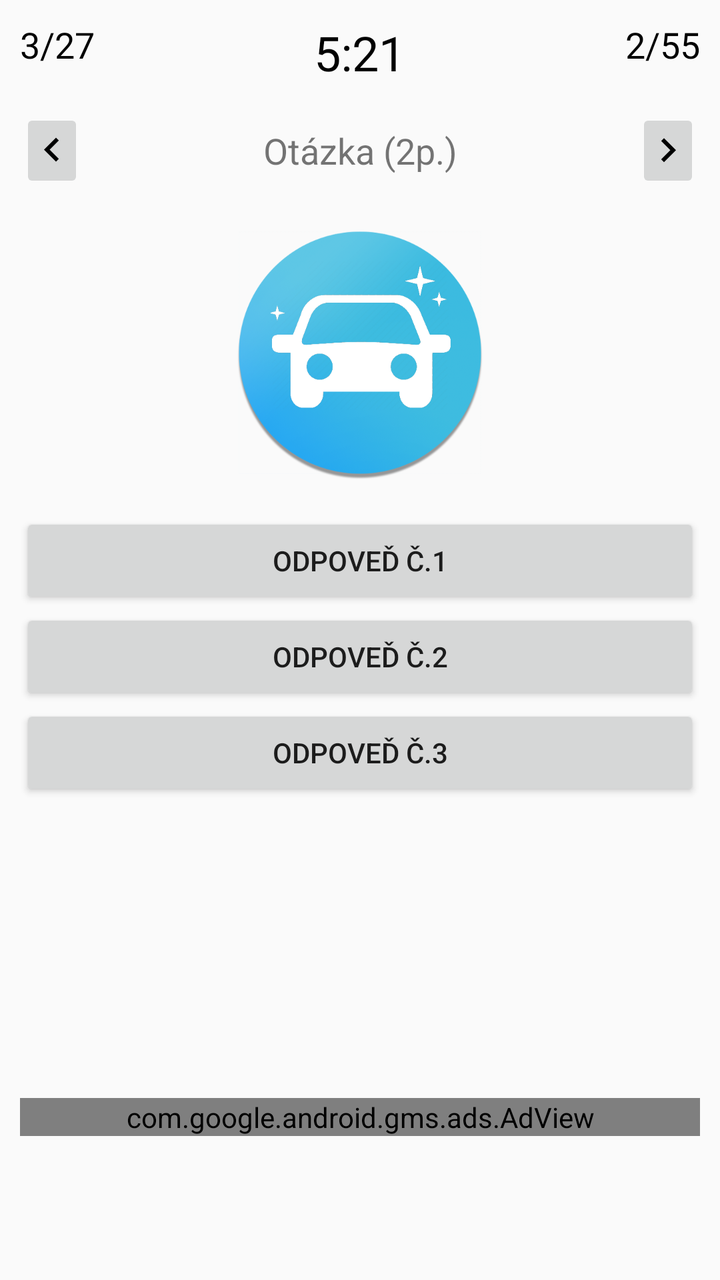
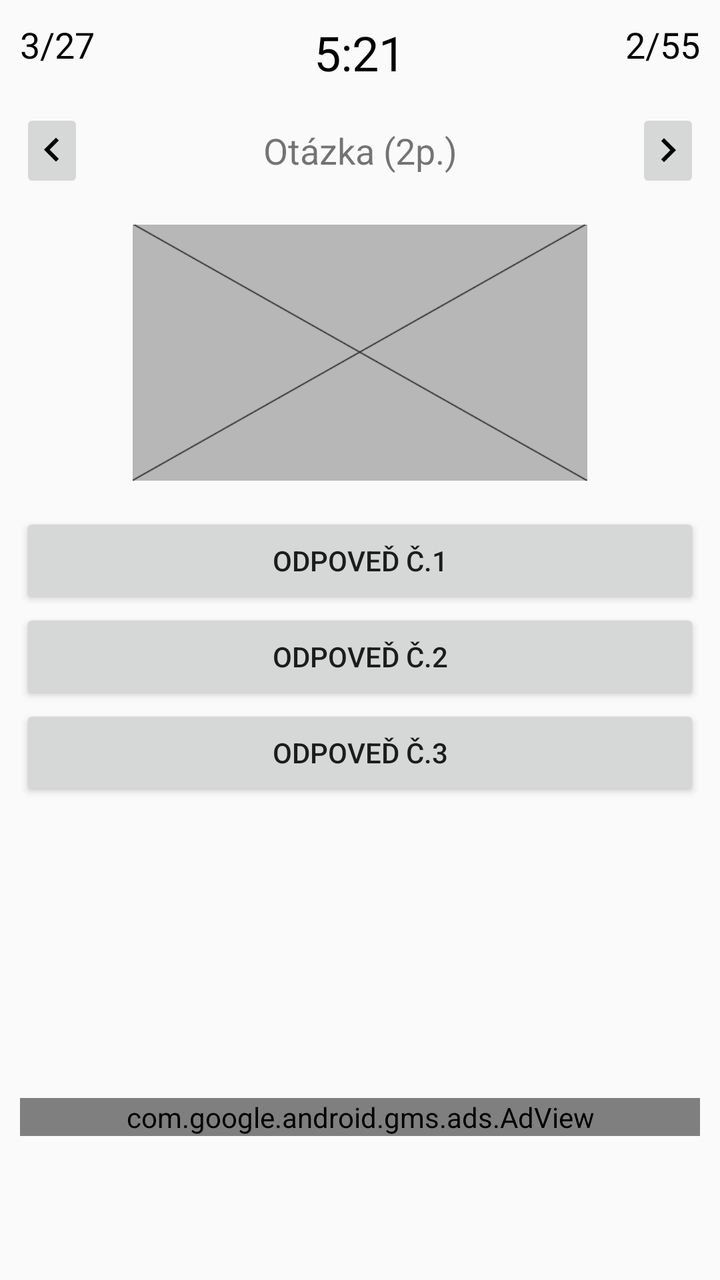

Screens rendered from an Android XML layout before and after an edit, with the pre-edit source and the edit as a unified diff.
<!-- AndroidManifest.xml: application theme MyTheme.Light -->
<!-- res/layout/fragment_test.xml -->
<LinearLayout xmlns:ads="http://schemas.android.com/apk/res-auto"
              xmlns:android="http://schemas.android.com/apk/res/android"
              xmlns:app="http://schemas.android.com/apk/res-auto"
              xmlns:tools="http://schemas.android.com/tools"
              android:layout_width="match_parent"
              android:layout_height="match_parent"
              android:background="?android:attr/windowBackground"
              android:orientation="vertical"
              android:paddingBottom="@dimen/activity_vertical_margin"
              android:paddingLeft="@dimen/activity_horizontal_margin"
              android:paddingRight="@dimen/activity_horizontal_margin"
              android:paddingTop="@dimen/activity_vertical_margin"
              app:layout_behavior="@string/appbar_scrolling_view_behavior"
              tools:context=".TestActivityFragment">

    
    <LinearLayout
        android:layout_width="match_parent"
        android:layout_height="wrap_content"
        android:layout_weight="0">

        
        <TextView
            android:id="@+id/question_counter"
            android:layout_width="wrap_content"
            android:layout_height="wrap_content"
            android:layout_gravity="start"
            android:layout_weight="1"
            android:gravity="start"
            android:text="3/27"
            android:textColor="@android:color/primary_text_light"
            android:textSize="18sp"/>

        
        <TextView
            android:id="@+id/elapsed_time"
            android:layout_width="wrap_content"
            android:layout_height="wrap_content"
            android:layout_gravity="center_horizontal"
            android:layout_weight="1"
            android:gravity="center_horizontal"
            android:text="5:21"
            android:textColor="@android:color/primary_text_light"
            android:textSize="24sp"/>

        
        <TextView
            android:id="@+id/points_counter"
            android:layout_width="wrap_content"
            android:layout_height="wrap_content"
            android:layout_gravity="end"
            android:layout_weight="1"
            android:gravity="end"
            android:text="2/55"
            android:textColor="@android:color/primary_text_light"
            android:textSize="18sp"/>

    </LinearLayout>

    
    <RelativeLayout
        android:layout_width="wrap_content"
        android:layout_height="match_parent"
        android:layout_weight="1"
        android:layout_marginTop="12dp"
        android:orientation="vertical">

        
        <LinearLayout
            android:id="@+id/wrapper"
            android:layout_width="match_parent"
            android:layout_height="wrap_content"
            android:gravity="center_horizontal"
            android:minHeight="42dp"
            android:orientation="horizontal">

            
            <ImageButton
                android:id="@+id/previous_question"
                android:layout_width="32dp"
                android:layout_height="match_parent"
                android:layout_marginEnd="8dp"
                android:layout_marginRight="8dp"
                android:layout_weight="0"
                android:src="@drawable/ic_keyboard_arrow_left_black_24dp"/>

            
            <TextView
                android:id="@+id/question_text"
                android:layout_width="match_parent"
                android:layout_height="wrap_content"
                android:layout_weight="1"
                android:gravity="center"
                android:layout_gravity="center"
                android:text="Otázka (2p.)"
                android:textSize="18sp"/>

            
            <ImageButton
                android:id="@+id/next_question"
                android:layout_width="32dp"
                android:layout_height="match_parent"
                android:layout_marginLeft="8dp"
                android:layout_marginStart="8dp"
                android:layout_weight="0"
                android:src="@drawable/ic_keyboard_arrow_right_black_24dp"/>

        </LinearLayout>

        
        <ImageView
            android:id="@+id/question_image"
            android:layout_width="128dp"
            android:layout_height="128dp"
            android:layout_below="@id/wrapper"
            android:layout_centerHorizontal="true"
            android:layout_marginTop="16dp"
            android:src="@drawable/app_icon"
            android:visibility="visible"/>

        
        <LinearLayout
            android:layout_width="match_parent"
            android:layout_height="wrap_content"
            android:layout_below="@id/question_image"
            android:layout_marginTop="16dp"
            android:orientation="vertical">

            <Button
                android:id="@+id/answer1"
                android:layout_width="match_parent"
                android:layout_height="wrap_content"
                android:text="Odpoveď č.1"/>

            <Button
                android:id="@+id/answer2"
                android:layout_width="match_parent"
                android:layout_height="wrap_content"
                android:text="Odpoveď č.2"/>

            <Button
                android:id="@+id/answer3"
                android:layout_width="match_parent"
                android:layout_height="wrap_content"
                android:text="Odpoveď č.3"/>

        </LinearLayout>

    </RelativeLayout>

    
    <com.google.android.gms.ads.AdView
        android:id="@+id/adView"
        android:layout_width="match_parent"
        android:layout_height="wrap_content"
        android:layout_marginBottom="62dp"
        android:layout_marginTop="6dp"
        android:layout_weight="0"
        ads:adSize="BANNER"
        ads:adUnitId="@string/banner_ad_unit_id"/>

</LinearLayout>
<!-- resources referenced by this layout -->
<resources>
  <dimen name="activity_horizontal_margin">10dp</dimen>
  <dimen name="activity_vertical_margin">10dp</dimen>
  <!-- drawable app_icon: png bitmap (drawable, 141097 bytes) -->
  <!-- drawable ic_keyboard_arrow_left_black_24dp: png bitmap (drawable-hdpi, 150 bytes) -->
  <!-- drawable ic_keyboard_arrow_right_black_24dp: png bitmap (drawable-hdpi, 147 bytes) -->
  <string name="banner_ad_unit_id">ca-app-pub-7362127401681337/9720209806</string>
  <style name="MyTheme.Light" parent="@style/Theme.AppCompat.Light.NoActionBar">
          
          
          <item name="colorPrimary">@color/colorPrimary</item>
          <item name="colorPrimaryDark">@color/colorPrimaryDark</item>
          <item name="colorSecondary">@color/colorSecondary</item>
          <item name="colorSecondaryDark">@color/colorSecondaryDark</item>
          <item name="colorTextTitle">@color/colorTextTitle</item>
          
          <item name="colorFlatButtons">@color/colorFlatButtons</item>
          <item name="colorTabIndicator">@color/colorTabIndicator</item>
          <item name="colorCardBackground">@color/colorCardBackground</item>
          <item name="colorNavigationDrawerBackground">@color/colorNavigationDrawerBackground</item>
      </style>
  <color name="colorPrimary" type="color">#4285F4</color>
  <color name="colorPrimaryDark" type="color">#3367D6</color>
  <color name="colorSecondary" type="color">@color/deep_teal_300</color>
  <color name="colorSecondaryDark" type="color">@color/deep_teal_500</color>
  <color name="colorTextTitle" type="color">#FFEE58</color>
  <color name="colorFlatButtons" type="color">@color/pink_A200</color>
  <color name="colorTabIndicator" type="color">#FFF</color>
  <color name="colorCardBackground" type="color">#FFF</color>
  <color name="colorNavigationDrawerBackground" type="color">#FAFAFA</color>
  <color name="deep_teal_300" type="color">#4DB6AC</color>
  <color name="deep_teal_500" type="color">#009688</color>
  <color name="pink_A200" type="color">#FF4081</color>
</resources>

<!-- the commit's change to res/layout/fragment_test.xml (unified diff, before → after) -->
@@ -110,12 +110,12 @@
         
         <ImageView
             android:id="@+id/question_image"
-            android:layout_width="128dp"
+            android:layout_width="match_parent"
             android:layout_height="128dp"
             android:layout_below="@id/wrapper"
             android:layout_centerHorizontal="true"
             android:layout_marginTop="16dp"
-            android:src="@drawable/app_icon"
+            android:src="@drawable/placeholder_krizovatka"
             android:visibility="visible"/>
 
         
@@ -125,6 +125,7 @@
             android:layout_below="@id/question_image"
             android:layout_marginTop="16dp"
             android:orientation="vertical">
+
 
             <Button
                 android:id="@+id/answer1"
<!-- resource entries referenced after the edit -->
@@ -2,9 +2,9 @@
 <resources>
   <dimen name="activity_horizontal_margin">10dp</dimen>
   <dimen name="activity_vertical_margin">10dp</dimen>
-  <!-- drawable app_icon: png bitmap (drawable, 141097 bytes) -->
   <!-- drawable ic_keyboard_arrow_left_black_24dp: png bitmap (drawable-hdpi, 150 bytes) -->
   <!-- drawable ic_keyboard_arrow_right_black_24dp: png bitmap (drawable-hdpi, 147 bytes) -->
+  <!-- drawable placeholder_krizovatka: png bitmap (drawable, 8427 bytes) -->
   <string name="banner_ad_unit_id">ca-app-pub-7362127401681337/9720209806</string>
   <style name="MyTheme.Light" parent="@style/Theme.AppCompat.Light.NoActionBar">
           
